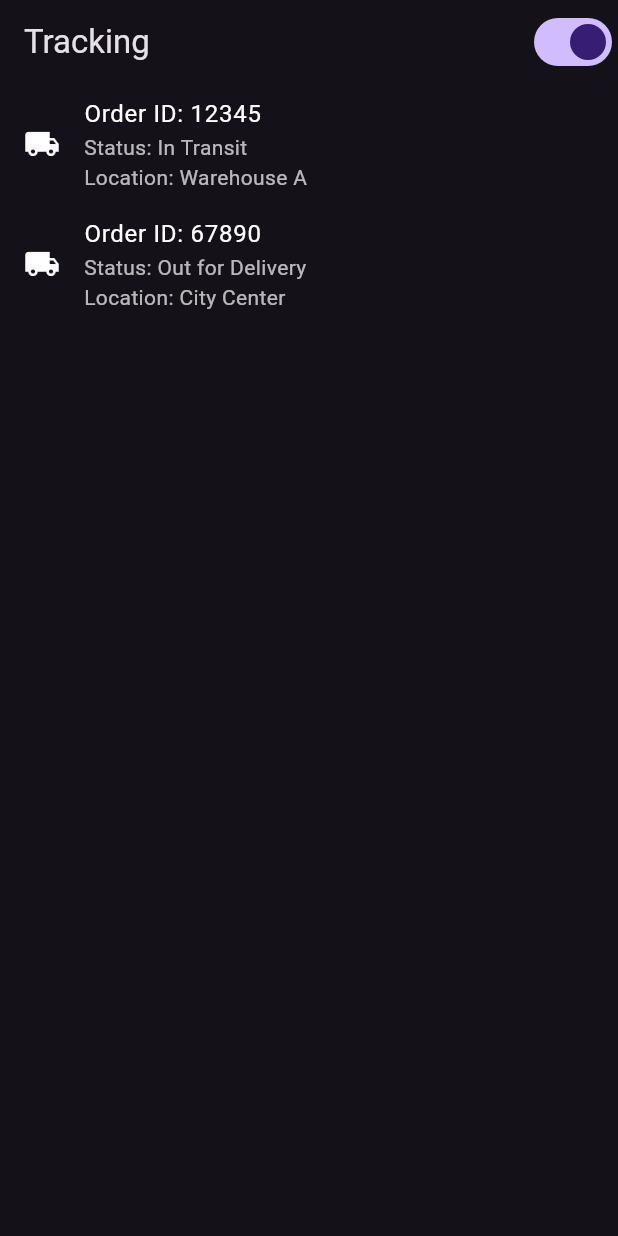
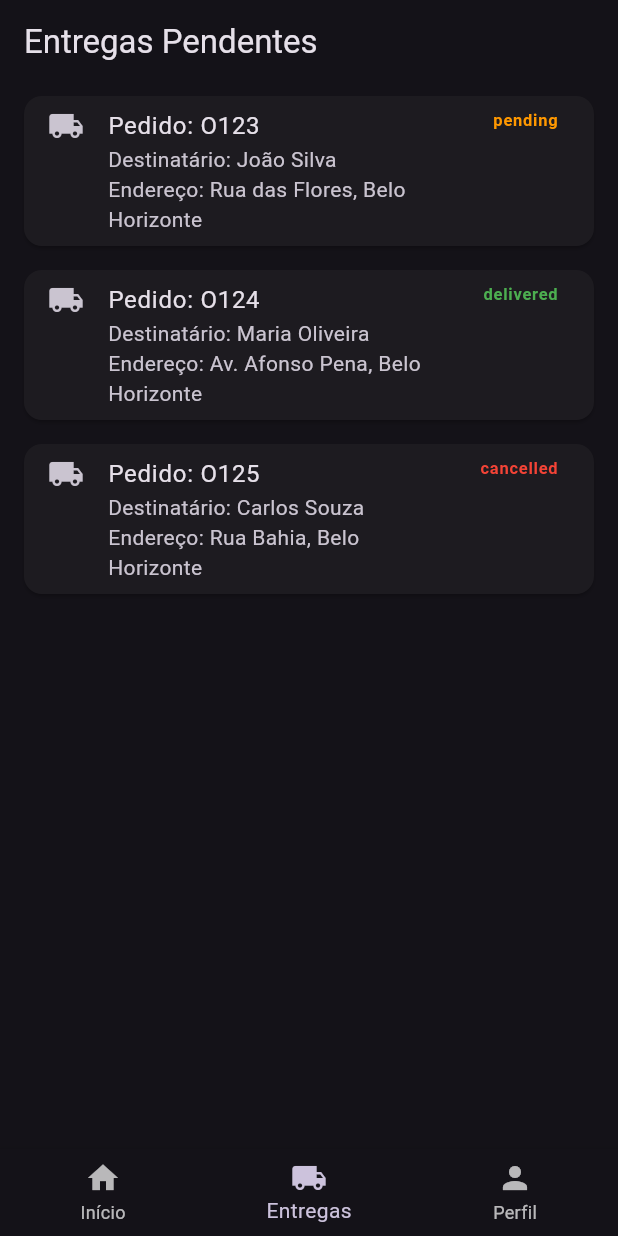
Before and after one commit to lucaazalim/ldamd-tracky, a Flutter app: the screen it shows after launch, after a tap on "Login", on a phone screen of 412 x 824 dp. Run offline on Flutter 3.47's test engine with Material 3 defaults, Android fonts, the phone set to English and light mode, and no system bars; our stand-ins replace shared_preferences.

Commit message:
app: implementado tela de entregas em andamento
#7

```diff
--- a/code/mobile/lib/main.dart
+++ b/code/mobile/lib/main.dart
@@ -8,6 +8,7 @@ import 'modules/client/order_history_page.dart';
 import 'modules/client/notifications_page.dart';
 import 'modules/common/login_page.dart';
 import 'modules/common/settings_page.dart';
+import 'modules/driver/screens/pending_deliveries_page.dart';
 
 void main() {
   WidgetsFlutterBinding.ensureInitialized();
@@ -42,11 +43,12 @@ class MyApp extends StatelessWidget {
             ),
       initialRoute: '/',
       routes: {
-        '/': (context) => const LoginPage(),
+        '/': (context) => const PendingDeliveriesPage(),
         '/tracking': (context) => const TrackingPage(),
         '/order-history': (context) => const OrderHistoryPage(),
         '/notifications': (context) => const NotificationsPage(),
         '/settings': (context) => const SettingsPage(),
+        '/welcome': (context) => PendingDeliveriesScreen()
       },
     );
   }
--- a/code/mobile/lib/modules/common/login_page.dart
+++ b/code/mobile/lib/modules/common/login_page.dart
@@ -2,8 +2,8 @@ import 'package:flutter/material.dart';
 import 'package:provider/provider.dart';
 import '../../theme_provider.dart';
 
-class LoginPage extends StatelessWidget {
-  const LoginPage({Key? key}) : super(key: key);
+class PendingDeliveriesPage extends StatelessWidget {
+  const PendingDeliveriesPage({Key? key}) : super(key: key);
 
   @override
   Widget build(BuildContext context) {
@@ -85,7 +85,7 @@ class LoginPage extends StatelessWidget {
                 padding: const EdgeInsets.symmetric(horizontal: 50, vertical: 15),
               ),
               onPressed: () {
-                Navigator.pushReplacementNamed(context, '/tracking');
+                Navigator.pushReplacementNamed(context, '/welcome');
               },
               child: const Text('Login', style: TextStyle(color: Colors.black)),
             ),
--- /dev/null
+++ b/code/mobile/lib/modules/driver/screens/pending_deliveries_page.dart
@@ -0,0 +1,134 @@
+import 'package:flutter/material.dart';
+import 'package:mobile/modules/common/data/address.dart';
+import 'package:mobile/modules/common/data/delivery.dart';
+import 'package:mobile/modules/driver/common/bottom_bar.dart';
+
+class PendingDeliveriesScreen extends StatelessWidget {
+  const PendingDeliveriesScreen({super.key});
+
+  @override
+  Widget build(BuildContext context) {
+    return Scaffold(
+      appBar: AppBar(
+        title: const Text('Entregas Pendentes'),
+      ),
+      body: mockDeliveries.isEmpty
+          ? const Center(child: Text('Nenhuma entrega pendente.'))
+          : ListView.builder(
+        itemCount: mockDeliveries.length,
+        itemBuilder: (context, index) {
+          final delivery = mockDeliveries[index];
+          return Card(
+            margin: const EdgeInsets.symmetric(horizontal: 16, vertical: 8),
+            child: ListTile(
+              leading: const Icon(Icons.local_shipping),
+              title: Text('Pedido: ${delivery.orderId}'),
+              subtitle: Text(
+                'Destinatário: ${delivery.recipientName}\n'
+                    'Endereço: ${delivery.address.street}, ${delivery.address.city}',
+              ),
+              trailing: Text(
+                delivery.status,
+                style: TextStyle(
+                  color: _statusColor(delivery.status),
+                  fontWeight: FontWeight.bold,
+                ),
+              ),
+              isThreeLine: true,
+            ),
+          );
+        },
+      ),
+      bottomNavigationBar: BottomNavigationBar(
+        currentIndex: 1, // Defina o índice da aba atual
+        onTap: (index) {
+          // Lógica para navegação entre as telas
+        },
+        items: const [
+          BottomNavigationBarItem(
+            icon: Icon(Icons.home),
+            label: 'Início',
+          ),
+          BottomNavigationBarItem(
+            icon: Icon(Icons.local_shipping),
+            label: 'Entregas',
+          ),
+          BottomNavigationBarItem(
+            icon: Icon(Icons.person),
+            label: 'Perfil',
+          ),
+        ],
+      ),
+    );
+  }
+
+  Color _statusColor(String status) {
+    switch (status.toLowerCase()) {
+      case 'pending':
+        return Colors.orange;
+      case 'delivered':
+        return Colors.green;
+      case 'cancelled':
+        return Colors.red;
+      default:
+        return Colors.grey;
+    }
+  }
+}
+
+final List<Delivery> mockDeliveries = [
+  Delivery(
+    deliveryId: 'D001',
+    orderId: 'O123',
+    driverId: 'DR001',
+    recipientName: 'João Silva',
+    address: Address(
+      street: 'Rua das Flores',
+      number: '123',
+      district: 'Centro',
+      city: 'Belo Horizonte',
+      state: 'MG',
+      zipCode: '30130-000',
+      latitude: -19.9208,
+      longitude: -43.9378,
+    ),
+    deliveryDate: DateTime.now(),
+    status: 'pending',
+  ),
+  Delivery(
+    deliveryId: 'D002',
+    orderId: 'O124',
+    driverId: 'DR001',
+    recipientName: 'Maria Oliveira',
+    address: Address(
+      street: 'Av. Afonso Pena',
+      number: '1000',
+      district: 'Funcionários',
+      city: 'Belo Horizonte',
+      state: 'MG',
+      zipCode: '30130-003',
+      latitude: -19.9245,
+      longitude: -43.9352,
+    ),
+    deliveryDate: DateTime.now().add(const Duration(days: 1)),
+    status: 'delivered',
+  ),
+  Delivery(
+    deliveryId: 'D003',
+    orderId: 'O125',
+    driverId: 'DR001',
+    recipientName: 'Carlos Souza',
+    address: Address(
+      street: 'Rua Bahia',
+      number: '500',
+      district: 'Lourdes',
+      city: 'Belo Horizonte',
+      state: 'MG',
+      zipCode: '30160-010',
+      latitude: -19.9281,
+      longitude: -43.9411,
+    ),
+    deliveryDate: DateTime.now().add(const Duration(days: 2)),
+    status: 'cancelled',
+  ),
+];
```
Also changed, not shown: code/mobile/lib/modules/common/data/address.dart (added, +26 -0 lines), code/mobile/lib/modules/common/data/delivery.dart (added, +21 -0 lines), code/mobile/lib/modules/driver/common/bottom_bar.dart (added, +67 -0 lines).
